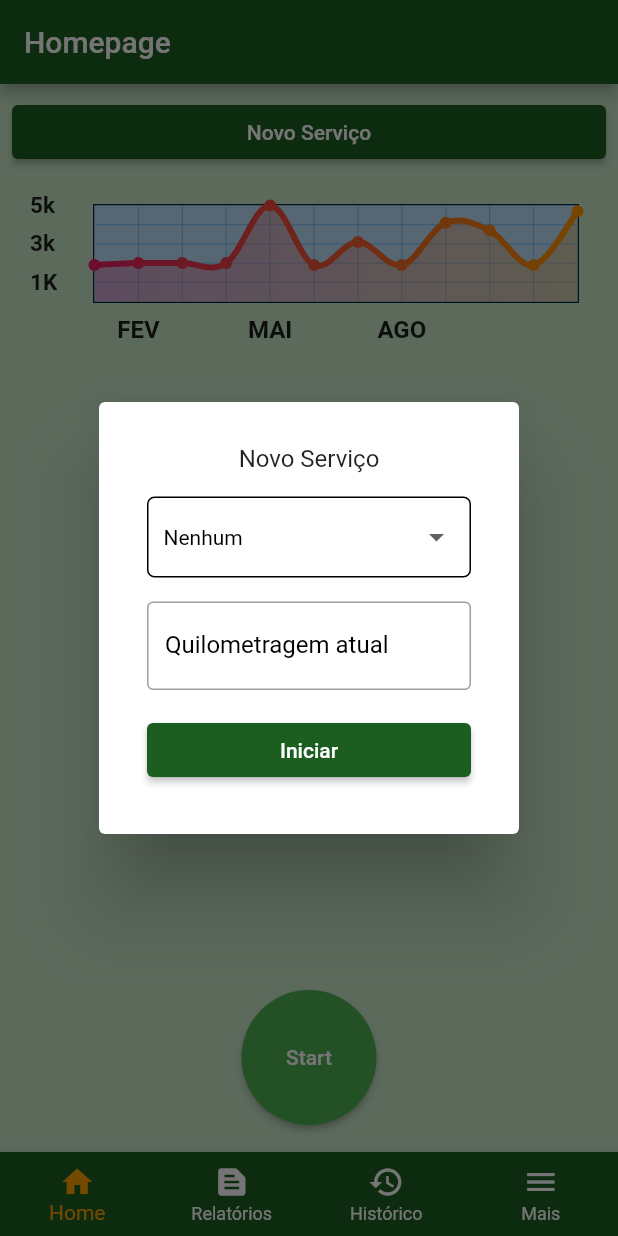
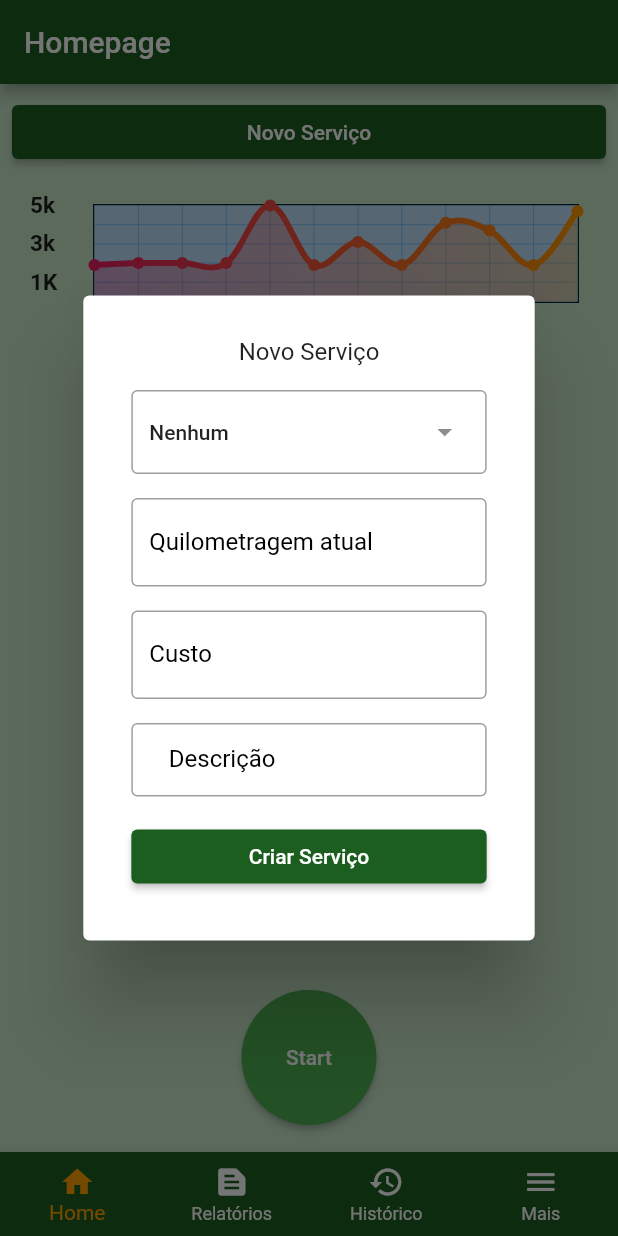
Before and after one commit to MoraesDev1/drive_ease, a Flutter app: the screen it shows after launch, after a tap on "Novo Serviço", on a phone screen of 412 x 824 dp. Run offline on Flutter 3.47's test engine with Material 3 defaults, Android fonts, the phone set to English and light mode, and no system bars; drawn by our look-alikes of fl_chart; our stand-ins replace sqflite; accounts and stored records are empty.

Commit message:
Criando tela de coleta de info para servico

```diff
--- a/driveease_v1/lib/Database/Dao/Impl/corrida_dao_db.dart
+++ b/driveease_v1/lib/Database/Dao/Impl/corrida_dao_db.dart
@@ -8,13 +8,11 @@ class CorridaDaoDb implements CorridaDao {
 
   @override
   Future atualizar(Corrida corrida) {
-    // TODO: implement atualizar
     throw UnimplementedError();
   }
 
   @override
   Future excluir(Corrida corrida) {
-    // TODO: implement excluir
     throw UnimplementedError();
   }
 
@@ -39,7 +37,7 @@ class CorridaDaoDb implements CorridaDao {
   @override
   Future<List<Corrida>> listarSemana() async {
     final now = DateTime.now();
-    final lastWeek = now.subtract(Duration(days: 7));
+    final lastWeek = now.subtract(const Duration(days: 7));
 
     final List<Map<String, dynamic>> result = await conexao.db.query(
       'corrida',
--- a/driveease_v1/lib/Database/Dao/Impl/servico_dao_db.dart
+++ b/driveease_v1/lib/Database/Dao/Impl/servico_dao_db.dart
@@ -7,13 +7,11 @@ class ServicoDaoDb implements ServicoDao {
 
   @override
   Future atualizar(Servico servico) {
-    // TODO: implement atualizar
     throw UnimplementedError();
   }
 
   @override
   Future excluir(Servico servico) {
-    // TODO: implement excluir
     throw UnimplementedError();
   }
 
--- a/driveease_v1/lib/Pages/Display/home_page.dart
+++ b/driveease_v1/lib/Pages/Display/home_page.dart
@@ -5,7 +5,7 @@ import 'package:driveease_v1/Widgets/Graphics/main_graphic_widget.dart';
 import 'package:flutter/material.dart';
 
 class HomePage extends StatefulWidget {
-  HomePage({super.key});
+  const HomePage({super.key});
 
   @override
   State<HomePage> createState() => _HomePageState();
@@ -21,15 +21,15 @@ class _HomePageState extends State<HomePage> {
       ),
       body: Container(
         color: Utils.corFundo,
-        child: Padding(
-          padding: const EdgeInsets.all(8.0),
+        child: const Padding(
+          padding: EdgeInsets.all(8.0),
           child: Column(
             mainAxisAlignment: MainAxisAlignment.start,
             children: [
               NewServicoButton(),
-              const GraphicMain(),
-              const Spacer(),
-              const StartStopButton(),
+              GraphicMain(),
+              Spacer(),
+              StartStopButton(),
             ],
           ),
         ),
--- a/driveease_v1/lib/Pages/Display/report_page.dart
+++ b/driveease_v1/lib/Pages/Display/report_page.dart
@@ -13,10 +13,10 @@ class ReportPage extends StatelessWidget {
       ),
       body: Container(
         color: Colors.green[100],
-        child: Center(
+        child: const Center(
           child: Column(
             children: [
-              const Text(
+              Text(
                 'Relatórios',
                 style: TextStyle(fontSize: 20),
               ),
--- a/driveease_v1/lib/Pages/Pillar/layout_page.dart
+++ b/driveease_v1/lib/Pages/Pillar/layout_page.dart
@@ -17,9 +17,9 @@ class _LayoutPageState extends State<LayoutPage> {
   PageController pageController = PageController();
 
   final List<Widget> pages = [
-    HomePage(),
+    const HomePage(),
     const ReportPage(),
-    HistoricPage(),
+    const HistoricPage(),
     const OptionsPage(),
   ];
 
--- a/driveease_v1/lib/Widgets/Button/new_servico_button_widget.dart
+++ b/driveease_v1/lib/Widgets/Button/new_servico_button_widget.dart
@@ -1,16 +1,14 @@
 import 'package:driveease_v1/Utils/colors_utils.dart';
 import 'package:flutter/material.dart';
-// import 'package:path/path.dart';
 
 class NewServicoButton extends StatefulWidget {
-  NewServicoButton({super.key});
+  const NewServicoButton({super.key});
 
   @override
   State<NewServicoButton> createState() => _NewServicoButtonState();
 }
 
 const List<String> tipoDeServico = <String>[
-  'Nenhum',
   'Troca de Óleo',
   'Manutenção',
   'Abastecimento',
@@ -20,25 +18,72 @@ const List<String> tipoDeServico = <String>[
 ];
 
 class _NewServicoButtonState extends State<NewServicoButton> {
-  String tipoSelecionado = tipoDeServico.first;
-
+  final _formKeyServico = GlobalKey<FormState>();
+  final TextEditingController _controllerTipoDeServico =
+      TextEditingController(text: 'Nenhum');
   final TextEditingController _controllerQuilometragem =
       TextEditingController();
-
-  final _formKeyStart = GlobalKey<FormState>();
+  final TextEditingController _controllerGanhos = TextEditingController();
+  final TextEditingController _controllerDescricao = TextEditingController();
+  bool validado = false;
 
   String? _validaQuilometragem(String? value) {
+    RegExp regex = RegExp(r'^[0-9]{0,6}\.[0-9]$');
+
+    if (value != null && value.isEmpty) {
+      return 'Campo obrigatório';
+    } else if (!regex.hasMatch(value!)) {
+      return 'Preenchimento incorreto!\nA forma correta é 000000.0';
+    }
     return null;
   }
 
-  _clickSalvar() {}
+  String? _validaCusto(String? value) {
+    String? entrada = value!.replaceAll(',', '.');
+    RegExp regex = RegExp(r'^\d*\.\d{2}$');
+
+    if (value.isEmpty) {
+      return 'Campo obrigatório';
+    } else if (!regex.hasMatch(entrada)) {
+      return 'Preenchimento incorreto!\nA forma correta é 0000,00';
+    }
+    return null;
+  }
+
+  String? _validaTipo(String? value) {
+    if (value!.isEmpty || value == 'Nenhum') {
+      return 'Campo obrigatório';
+    }
+    return null;
+  }
+
+  _clickSalvar() {
+    if (_formKeyServico.currentState!.validate()) {
+      _formKeyServico.currentState!.save();
+      String? retornoValidacao = _validaTipo(_controllerTipoDeServico.text);
+      if (retornoValidacao == null) {
+        _controllerTipoDeServico.text = 'Nenhum';
+        validado = false;
+        setState(() {
+          _controllerDescricao.clear();
+          _controllerGanhos.clear();
+          _controllerQuilometragem.clear();
+        });
+        Navigator.of(context).pop();
+      } else {
+        validado = true;
+      }
+    }
+  }
 
   _getInfoServico() {
-    return StatefulBuilder(builder: (context, setState) {
+    return Center(
+      child: SingleChildScrollView(
+        child: StatefulBuilder(builder: (context, setState) {
           return AlertDialog(
             content: SizedBox(
               child: Form(
-            key: _formKeyStart,
+                key: _formKeyServico,
                 child: Column(
                   mainAxisSize: MainAxisSize.min,
                   children: <Widget>[
@@ -46,43 +91,26 @@ class _NewServicoButtonState extends State<NewServicoButton> {
                       padding: EdgeInsets.all(8),
                       child: Text('Novo Serviço'),
                     ),
-                Row(
-                  children: [
-                    Expanded(
-                      child: Container(
-                        margin: const EdgeInsets.all(8),
-                        padding: const EdgeInsets.only(
-                            left: 10, right: 10, top: 2, bottom: 2),
-                        decoration: BoxDecoration(
-                          borderRadius: BorderRadius.circular(5),
-                          border: Border.all(),
-                        ),
-                        child: DropdownButton<String>(
-                          isExpanded: true,
-                          underline: const Divider(
-                            height: 0,
-                            color: Colors.white,
-                          ),
-                          menuMaxHeight: 200,
-                          value: tipoSelecionado,
-                          icon: const Icon(Icons.arrow_drop_down),
-                          style: const TextStyle(color: Colors.black),
-                          onChanged: (String? value) {
+                    Padding(
+                      padding: const EdgeInsets.all(8),
+                      child: DropdownMenu<String>(
+                        controller: _controllerTipoDeServico,
+                        errorText: validado
+                            ? _validaTipo(_controllerTipoDeServico.text)
+                            : null,
+                        onSelected: (value) {
                           setState(() {
-                              tipoSelecionado = value!;
+                            validado = !validado;
                           });
                         },
-                          items: tipoDeServico
-                              .map<DropdownMenuItem<String>>((String value) {
-                            return DropdownMenuItem<String>(
+                        dropdownMenuEntries: tipoDeServico
+                            .map<DropdownMenuEntry<String>>((String value) {
+                          return DropdownMenuEntry<String>(
                             value: value,
-                              child: Text(value),
+                            label: value,
                           );
                         }).toList(),
                       ),
-                      ),
-                    ),
-                  ],
                     ),
                     Padding(
                       padding: const EdgeInsets.all(8),
@@ -115,6 +143,62 @@ class _NewServicoButtonState extends State<NewServicoButton> {
                     ),
                     Padding(
                       padding: const EdgeInsets.all(8),
+                      child: TextFormField(
+                        maxLength: 10,
+                        controller: _controllerGanhos,
+                        validator: _validaCusto,
+                        onFieldSubmitted: (value) => _clickSalvar(),
+                        cursorColor: Colors.black,
+                        keyboardType: TextInputType.number,
+                        decoration: const InputDecoration(
+                          counterText: '',
+                          label: Text(
+                            'Custo',
+                            style: TextStyle(color: Colors.black),
+                          ),
+                          border: OutlineInputBorder(),
+                          focusedBorder: OutlineInputBorder(
+                            borderSide: BorderSide(
+                              color: Colors.black,
+                            ),
+                          ),
+                          prefixText: 'R\$',
+                          prefixStyle: TextStyle(
+                            color: Colors.black,
+                          ),
+                        ),
+                      ),
+                    ),
+                    Padding(
+                      padding: const EdgeInsets.all(8),
+                      child: Expanded(
+                        child: TextFormField(
+                          maxLines: null,
+                          onFieldSubmitted: (value) => _clickSalvar(),
+                          cursorColor: Colors.black,
+                          controller: _controllerDescricao,
+                          decoration: const InputDecoration(
+                            contentPadding: EdgeInsets.all(15),
+                            hintText: 'Descreva o servico realizado',
+                            label: Padding(
+                              padding: EdgeInsets.only(left: 10),
+                              child: Text(
+                                'Descrição',
+                                style: TextStyle(color: Colors.black),
+                              ),
+                            ),
+                            border: OutlineInputBorder(),
+                            focusedBorder: OutlineInputBorder(
+                              borderSide: BorderSide(
+                                color: Colors.black,
+                              ),
+                            ),
+                          ),
+                        ),
+                      ),
+                    ),
+                    Padding(
+                      padding: const EdgeInsets.all(8),
                       child: Row(
                         children: [
                           Expanded(
@@ -122,7 +206,7 @@ class _NewServicoButtonState extends State<NewServicoButton> {
                               style: ElevatedButton.styleFrom(
                                 backgroundColor: Utils.corPrimaria,
                               ),
-                          child: const Text('Iniciar'),
+                              child: const Text('Criar Serviço'),
                               onPressed: () => _clickSalvar(),
                             ),
                           ),
@@ -134,7 +218,9 @@ class _NewServicoButtonState extends State<NewServicoButton> {
               ),
             ),
           );
-    });
+        }),
+      ),
+    );
   }
 
   @override
--- a/driveease_v1/lib/Widgets/Button/star_stop_button_widget.dart
+++ b/driveease_v1/lib/Widgets/Button/star_stop_button_widget.dart
@@ -32,7 +32,6 @@ class _StartStopButtonState extends State<StartStopButton> {
   }
 
   _alteraEstadoBotao() {
-    print(mediator.listaCorridaStart);
     setState(() {
       if (mediator.listaCorridaStart.isEmpty) {
         start = true;
```
Also changed, not shown: driveease_v1/lib/Pages/Login/login_page.dart (+11 -10 lines), driveease_v1/lib/Pages/Login/signup_page.dart (+18 -15 lines), driveease_v1/lib/Widgets/Cards/card_corrida.dart (+4 -4 lines). Lines whose indentation alone changed are shown as unchanged.
